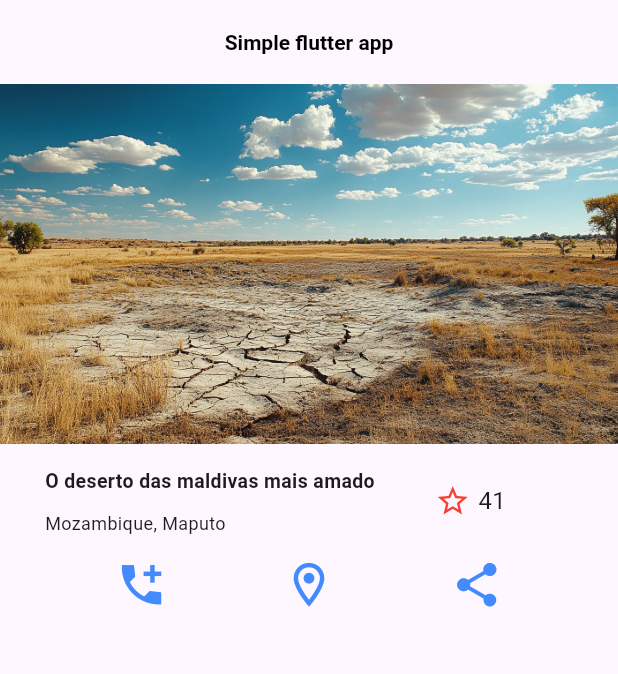
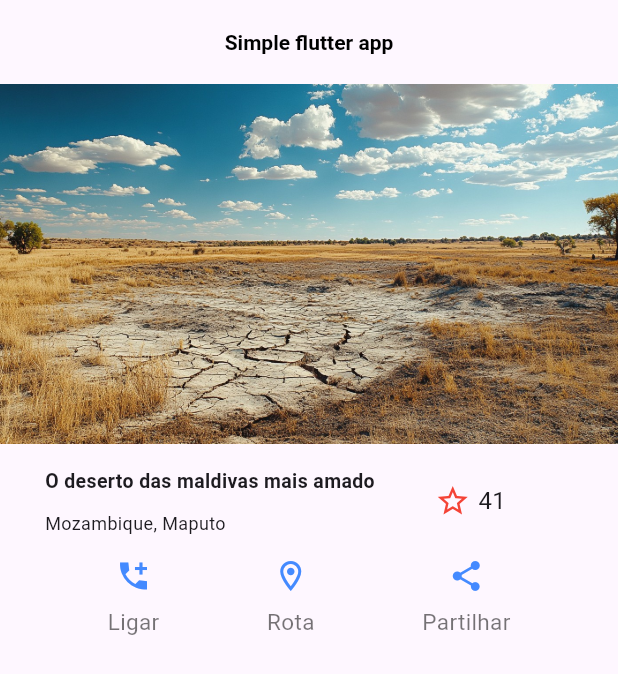
Before and after one commit to Aylton-Sitefane/simpleappview_flutter, a Flutter app: the screen it shows after launch, on a phone screen of 412 x 824 dp. Shown: the top 674 px of the screen. Run offline on Flutter 3.47's test engine with Material 3 defaults, Android fonts, the phone set to English and light mode, and no system bars.

Commit message:
Add de info dos icones na seccao de contacto

```diff
--- /dev/null
+++ b/lib/view/home/components/button_with_text.dart
@@ -0,0 +1,37 @@
+import 'package:flutter/material.dart';
+
+class ButtonWithText extends StatelessWidget {
+  final Color color;
+  final IconData icon;
+  final String label;
+
+  const ButtonWithText(
+      {super.key,
+      required this.color,
+      required this.icon,
+      required this.label});
+
+  @override
+  Widget build(BuildContext context) {
+    return Column(
+      mainAxisAlignment: MainAxisAlignment.center,
+      mainAxisSize: MainAxisSize.min,
+      children: [
+        Icon(
+          icon,
+          color: color,
+        ),
+        Padding(
+          padding: const EdgeInsets.only(top: 8),
+          child: Text(
+            label,
+            style: const TextStyle(
+              fontSize: 15,
+              color: Colors.black54
+            ),
+          ),
+        ),
+      ],
+    );
+  }
+}
--- a/lib/view/home/components/contact_section.dart
+++ b/lib/view/home/components/contact_section.dart
@@ -1,4 +1,5 @@
 import 'package:flutter/material.dart';
+import 'package:simpleappview_flutter/view/home/components/button_with_text.dart';
 
 class ContactSection extends StatelessWidget {
   const ContactSection({super.key});
@@ -8,22 +9,21 @@ class ContactSection extends StatelessWidget {
     return const Row(
       mainAxisAlignment: MainAxisAlignment.spaceEvenly,
       children: [
-        Icon(
-          Icons.add_ic_call_sharp,
-          size: 35,
+        ButtonWithText(
           color: Colors.blueAccent,
+          icon: Icons.add_ic_call_sharp,
+          label: "Ligar",
         ),
-        Icon(
-          Icons.room_outlined,
-          size: 35,
+        ButtonWithText(
           color: Colors.blueAccent,
-
+          icon: Icons.room_outlined,
+          label: "Rota",
         ),
-        Icon(
-          Icons.share,
+        ButtonWithText(
           color: Colors.blueAccent,
-          size: 35,
-        )
+          icon: Icons.share,
+          label: "Partilhar",
+        ),
       ],
     );
   }
```
